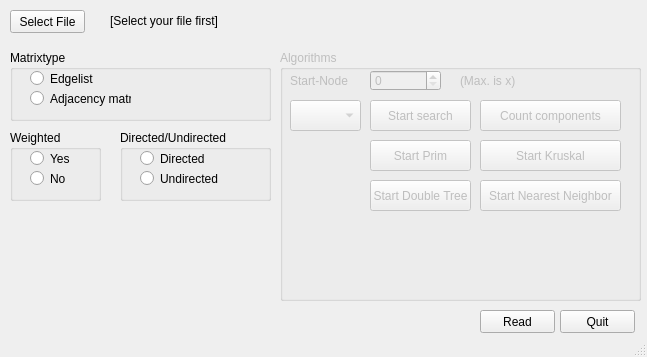
Old version of the form mainwindow.ui in the repository FNicolai/MMI.
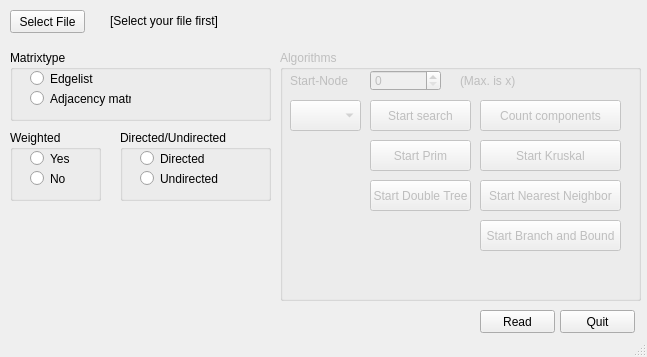
New version of the form.

Patch:
```diff
--- a/mainwindow.ui
+++ b/mainwindow.ui
@@ -346,6 +346,19 @@
       <string>Start Double Tree</string>
      </property>
     </widget>
+    <widget class="QPushButton" name="pushButton_start_branch_and_bound">
+     <property name="geometry">
+      <rect>
+       <x>200</x>
+       <y>170</y>
+       <width>141</width>
+       <height>31</height>
+      </rect>
+     </property>
+     <property name="text">
+      <string>Start Branch and Bound</string>
+     </property>
+    </widget>
    </widget>
   </widget>
   <widget class="QStatusBar" name="statusBar"/>
```
